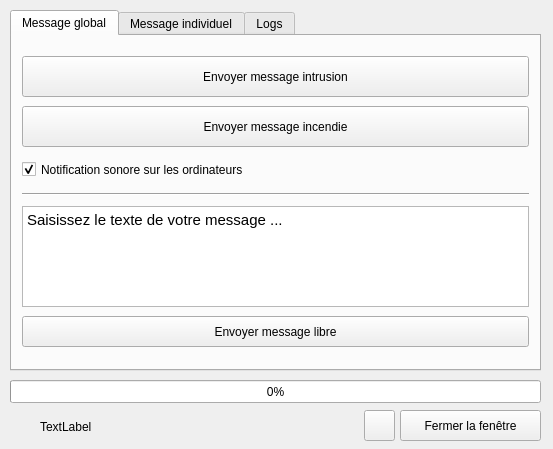
Above: mainwindow.ui from csgib/AlertMe before the change. Below: the same form after it.
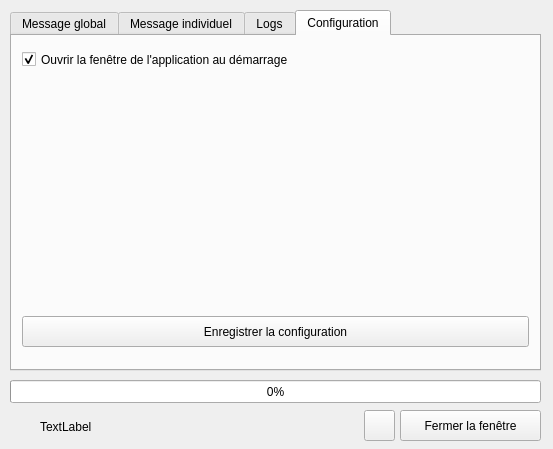
That is the form after the change. The open tabs and pages were chosen to show the change. Icons and pictures are not drawn.

Commit message: Add the possibility to show the ui when starting

The edit to the form file:
```diff
--- a/mainwindow.ui
+++ b/mainwindow.ui
@@ -399,6 +399,48 @@
       </property>
      </widget>
     </widget>
+    <widget class="QWidget" name="tab_4">
+     <attribute name="icon">
+      <iconset resource="Ressources.qrc">
+       <normaloff>:/new/prefix1/Images/configuration.png</normaloff>:/new/prefix1/Images/configuration.png</iconset>
+     </attribute>
+     <attribute name="title">
+      <string>Configuration</string>
+     </attribute>
+     <widget class="QCheckBox" name="Check_open_start">
+      <property name="geometry">
+       <rect>
+        <x>10</x>
+        <y>10</y>
+        <width>511</width>
+        <height>27</height>
+       </rect>
+      </property>
+      <property name="text">
+       <string>Ouvrir la fenêtre de l'application au démarrage</string>
+      </property>
+      <property name="checked">
+       <bool>true</bool>
+      </property>
+     </widget>
+     <widget class="QPushButton" name="Mybt_saveconfig">
+      <property name="geometry">
+       <rect>
+        <x>10</x>
+        <y>280</y>
+        <width>507</width>
+        <height>31</height>
+       </rect>
+      </property>
+      <property name="text">
+       <string>Enregistrer la configuration</string>
+      </property>
+      <property name="icon">
+       <iconset resource="Ressources.qrc">
+        <normaloff>:/new/prefix1/Images/save.png</normaloff>:/new/prefix1/Images/save.png</iconset>
+      </property>
+     </widget>
+    </widget>
    </widget>
    <widget class="QLabel" name="Icon_server_status">
     <property name="geometry">
```
The commit also changes 7 other files.
